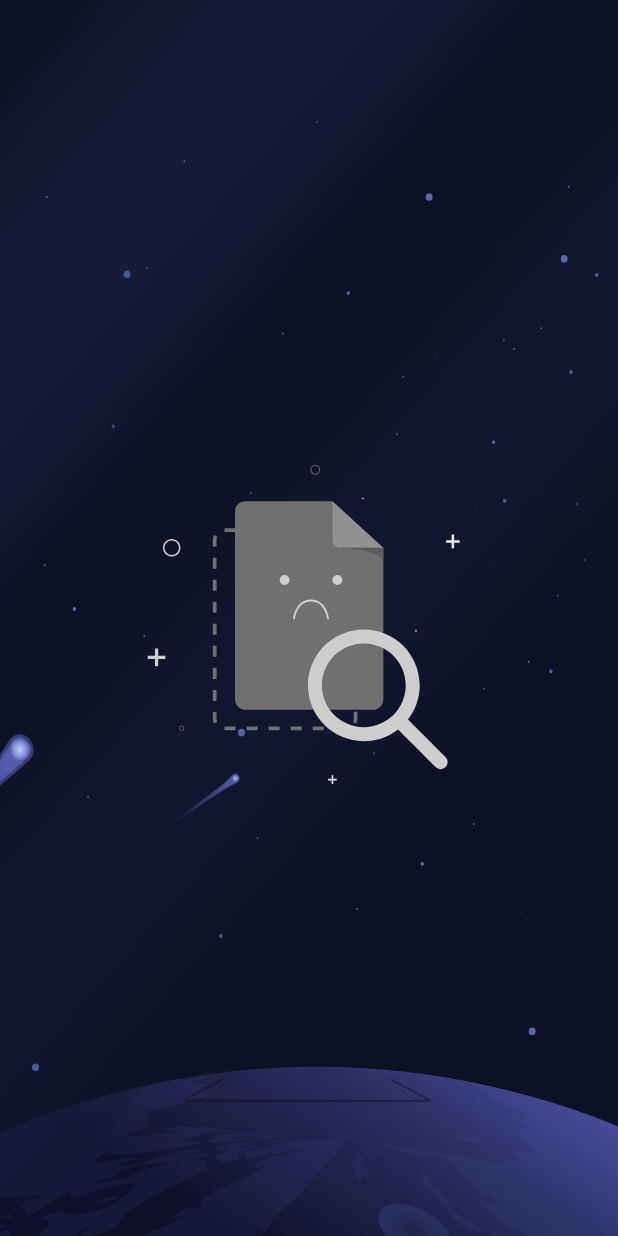
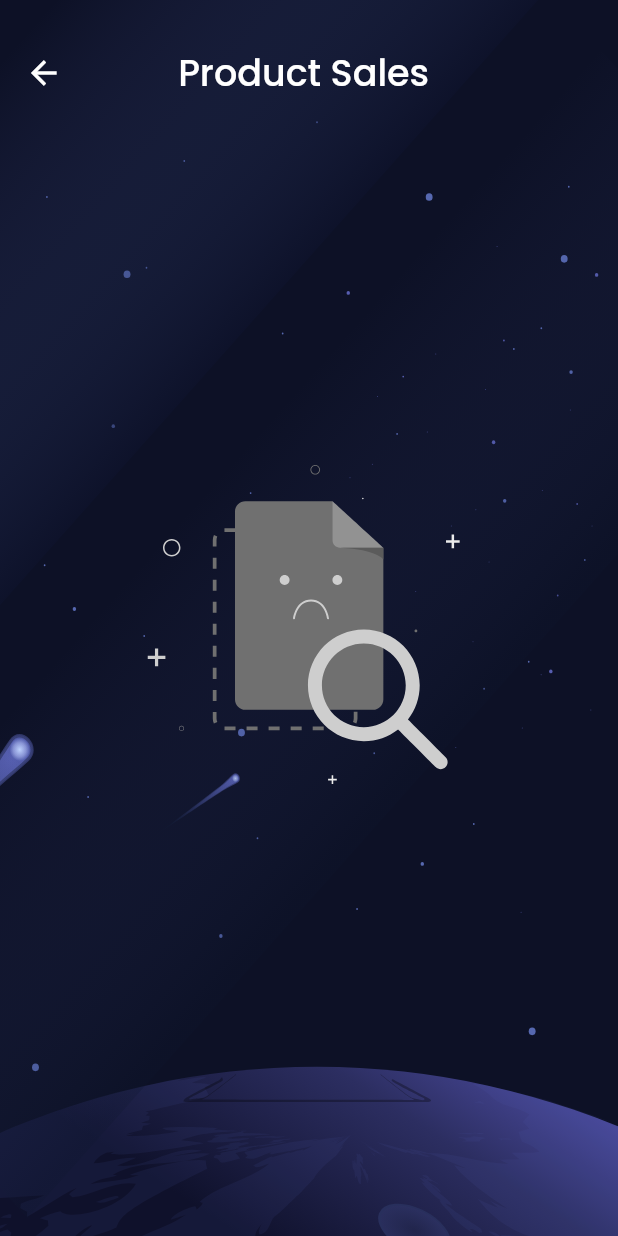
Before and after one commit to Rukhiddinovich/phantom_default_project, a Flutter app: the ProductSales screen opened by its route, on a phone screen of 412 x 824 dp. Run offline on Flutter 3.47's test engine with Material 2 defaults, Android fonts, the phone set to English and light mode, and no system bars; drawn by our look-alikes of zoom_tap_animation; our stand-ins replace dio, equatable, flutter_bloc, flutter_screenutil, lottie, shared_preferences and 1 more; missing offline and left inert: qr_code_scanner; accounts and stored records are empty; statements that could not run were skipped.

Commit message:
some changes

```diff
--- a/lib/presentation/home/home_screen.dart
+++ b/lib/presentation/home/home_screen.dart
@@ -46,7 +46,7 @@ class _HomeScreenState extends State<HomeScreen> {
                         },
                         child: Container(
                           padding: EdgeInsets.symmetric(
-                              horizontal: 20.w, vertical: 10.h),
+                              horizontal: 15.w, vertical: 10.h),
                           decoration: BoxDecoration(
                               borderRadius: BorderRadius.circular(10.r),
                               color: Colors.black38),
@@ -73,7 +73,7 @@ class _HomeScreenState extends State<HomeScreen> {
                         },
                         child: Container(
                           padding: EdgeInsets.symmetric(
-                              horizontal: 20.w, vertical: 10.h),
+                              horizontal: 15.w, vertical: 10.h),
                           decoration: BoxDecoration(
                               borderRadius: BorderRadius.circular(10.r),
                               color: Colors.black38),
--- a/lib/presentation/home/product_sales.dart
+++ b/lib/presentation/home/product_sales.dart
@@ -35,6 +35,29 @@ class ProductSales extends StatelessWidget {
                       fit: BoxFit.fill,
                       height: MediaQuery.of(context).size.height,
                       width: MediaQuery.of(context).size.width),
+                  Padding(
+                    padding:
+                    EdgeInsets.symmetric(horizontal: 15.w, vertical: 30.h),
+                    child: Row(
+                      children: [
+                        ZoomTapAnimation(
+                            onTap: () {
+                              Navigator.pop(context);
+                            },
+                            child: Icon(Icons.arrow_back,
+                                color: Colors.white, size: 25.r)),
+                        70.pw,
+                        Text(
+                          "Product Sales",
+                          style: TextStyle(
+                              fontSize: 24.sp,
+                              fontWeight: FontWeight.w500,
+                              fontFamily: "Poppins",
+                              color: Colors.white),
+                        ),
+                      ],
+                    ),
+                  ),
                   Center(child: Lottie.asset(AppIcons.empty)),
                 ],
               )
```
Lines whose indentation alone changed are shown as unchanged.
